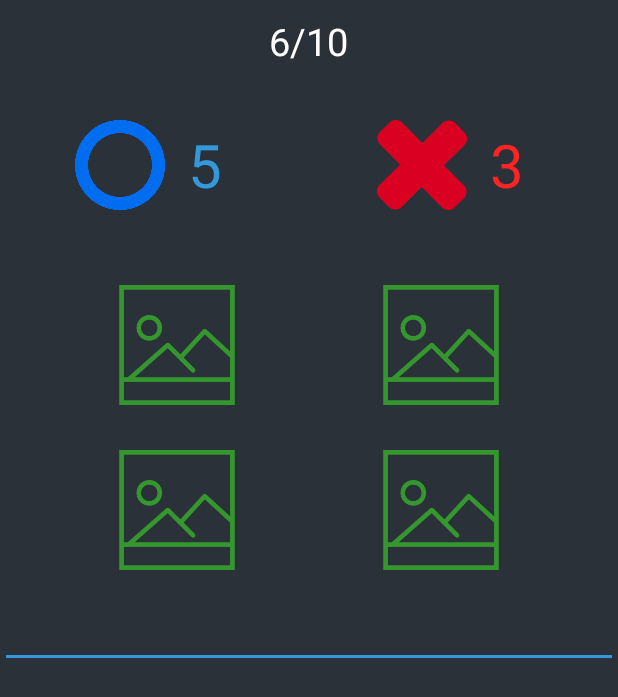
After one commit to rlawlstjd0077/Congvisible, an Android app: the layout activity_game_receiver.xml on its own in the app's theme, with its tools: preview values and no code run, on a phone screen of 412 x 824 dp. The commit adds this screen. Shown: the top 697 px of the screen. Run offline under Robolectric (Android 15) with nearby library versions, the phone set to English and light mode, and no system bars.

Commit message:
game_receiver

```diff
--- /dev/null
+++ b/CongVisible/app/src/main/res/layout/activity_game_receiver.xml
@@ -0,0 +1,181 @@
+<?xml version="1.0" encoding="utf-8"?>
+<RelativeLayout xmlns:android="http://schemas.android.com/apk/res/android"
+    xmlns:tools="http://schemas.android.com/tools"
+    android:layout_width="match_parent"
+    android:layout_height="match_parent"
+    tools:context="com.example.a10312.congvisible.MainActivity">
+
+    <LinearLayout
+        android:layout_width="match_parent"
+        android:layout_height="match_parent"
+        android:background="@color/colorPrimary"
+        android:orientation="vertical">
+
+        <RelativeLayout
+            android:layout_width="match_parent"
+            android:layout_height="60dp">
+
+            <TextView
+                android:layout_width="wrap_content"
+                android:layout_height="match_parent"
+                android:layout_centerInParent="true"
+                android:layout_marginTop="20dp"
+                android:text="6/10"
+                android:textColor="@color/colorWhite"
+                android:textSize="25dp" />
+        </RelativeLayout>
+
+        <LinearLayout
+            android:layout_marginTop="20dp"
+            android:layout_width="match_parent"
+            android:layout_height="80dp"
+            android:orientation="horizontal">
+
+            <RelativeLayout
+                android:layout_marginLeft="50dp"
+                android:layout_width="wrap_content"
+                android:layout_height="wrap_content"
+                android:layout_weight="1">
+
+                <RelativeLayout
+                    android:layout_width="220dp"
+                    android:layout_height="wrap_content">
+
+                    <ImageView
+                        android:id="@+id/profile"
+                        android:layout_width="60dp"
+                        android:layout_height="60dp"
+                        android:background="@drawable/circle" />
+
+                    <TextView
+                        android:layout_width="wrap_content"
+                        android:layout_height="wrap_content"
+                        android:layout_toRightOf="@id/profile"
+                        android:layout_centerInParent="true"
+                        android:text="5"
+                        android:layout_marginLeft="15dp"
+                        android:textColor="@color/colorAccent"
+                        android:textSize="40dp" />
+                </RelativeLayout>
+
+            </RelativeLayout>
+
+            <RelativeLayout
+                android:layout_width="wrap_content"
+                android:layout_height="wrap_content"
+                android:layout_marginLeft="40dp"
+                android:layout_weight="1">
+
+                <RelativeLayout
+                    android:layout_width="220dp"
+                    android:layout_height="wrap_content">
+
+                    <ImageView
+                        android:id="@+id/search"
+                        android:layout_width="60dp"
+                        android:layout_height="60dp"
+                        android:background="@drawable/wrong" />
+
+                    <TextView
+                        android:layout_marginLeft="15dp"
+                        android:layout_width="wrap_content"
+                        android:layout_height="wrap_content"
+                        android:layout_toRightOf="@id/search"
+                        android:layout_centerInParent="true"
+                        android:text="3"
+                        android:textColor="@color/colorRed"
+                        android:textSize="40dp" />
+                </RelativeLayout>
+            </RelativeLayout>
+        </LinearLayout>
+        <LinearLayout
+            android:layout_marginTop="-20dp"
+            android:layout_width="match_parent"
+            android:layout_height="260dp"
+            android:orientation="vertical">
+            <LinearLayout
+                android:layout_width="match_parent"
+                android:layout_height="wrap_content"
+                android:layout_marginBottom="30dp"
+                android:layout_marginTop="50dp">
+                <LinearLayout
+                    android:layout_marginLeft="30dp"
+                    android:layout_weight="1"
+                    android:layout_width="wrap_content"
+                    android:layout_height="wrap_content">
+                    <RelativeLayout
+                        android:layout_width="match_parent"
+                        android:layout_height="match_parent">
+                        <ImageView
+                            android:id="@+id/first"
+                            android:layout_centerInParent="true"
+                            android:layout_width="80dp"
+                            android:layout_height="80dp"
+                            android:background="@drawable/picture"/>
+                    </RelativeLayout>
+
+                </LinearLayout>
+                <LinearLayout
+                    android:layout_marginRight="30dp"
+                    android:layout_weight="1"
+                    android:layout_width="wrap_content"
+                    android:layout_height="wrap_content">
+                    <RelativeLayout
+                        android:layout_width="match_parent"
+                        android:layout_height="wrap_content">
+                        <ImageView
+                            android:id="@+id/second"
+                            android:layout_centerInParent="true"
+                            android:layout_width="80dp"
+                            android:layout_height="80dp"
+                            android:background="@drawable/picture"/>
+                    </RelativeLayout>
+                </LinearLayout>
+            </LinearLayout>
+            <LinearLayout
+                android:layout_width="match_parent"
+                android:layout_height="wrap_content">
+                <LinearLayout
+                    android:layout_marginLeft="30dp"
+                    android:layout_weight="1"
+                    android:layout_width="wrap_content"
+                    android:layout_height="wrap_content">
+                    <RelativeLayout
+                        android:layout_width="match_parent"
+                        android:layout_height="match_parent">
+                        <ImageView
+                            android:id="@+id/third"
+                            android:layout_centerInParent="true"
+                            android:layout_width="80dp"
+                            android:layout_height="80dp"
+                            android:background="@drawable/picture"/>
+                    </RelativeLayout>
+
+                </LinearLayout>
+                <LinearLayout
+                    android:layout_marginRight="30dp"
+                    android:layout_weight="1"
+                    android:layout_width="wrap_content"
+                    android:layout_height="wrap_content">
+                    <RelativeLayout
+                        android:layout_width="match_parent"
+                        android:layout_height="wrap_content">
+                        <ImageView
+                            android:id="@+id/fourth"
+                            android:layout_centerInParent="true"
+                            android:layout_width="80dp"
+                            android:layout_height="80dp"
+                            android:background="@drawable/picture"/>
+                    </RelativeLayout>
+                </LinearLayout>
+            </LinearLayout>
+        </LinearLayout>
+        <RelativeLayout
+            android:layout_width="match_parent"
+            android:layout_height="match_parent">
+            <EditText
+                android:layout_width="match_parent"
+                android:layout_height="wrap_content"/>
+        </RelativeLayout>
+    </LinearLayout>
+</RelativeLayout>
--- a/CongVisible/app/src/main/res/layout/activity_main.xml
+++ b/CongVisible/app/src/main/res/layout/activity_main.xml
@@ -21,7 +21,7 @@
                 <TextView
                     android:layout_width="wrap_content"
                     android:layout_height="wrap_content"
-                    android:textColor="@color/colorAccent"
+                    android:textColor="@color/colorWhite"
                     android:textSize="60dp"
                     android:layout_centerInParent="true"
                     android:text="Guess!"/>
@@ -79,7 +79,7 @@
                         <TextView
                             android:layout_width="wrap_content"
                             android:layout_height="wrap_content"
-                            android:textColor="@color/colorAccent"
+                            android:textColor="@color/colorRed"
                             android:layout_below="@id/search"
                             android:layout_marginTop="10dp"
                             android:layout_centerInParent="true"
@@ -106,7 +106,7 @@
                             android:background="@drawable/trophy"
                             android:layout_centerInParent="true"/>
                         <TextView
-                            android:textColor="@color/colorAccent"
+                            android:textColor="@color/colorYellow"
                             android:layout_marginTop="10dp"
                             android:textSize="18dp"
                             android:layout_centerInParent="true"
@@ -133,7 +133,7 @@
                         <TextView
                             android:layout_width="wrap_content"
                             android:layout_height="wrap_content"
-                            android:textColor="@color/colorAccent"
+                            android:textColor="@color/colorGreen"
                             android:layout_marginTop="10dp"
                             android:layout_centerInParent="true"
                             android:text="Record"
--- a/CongVisible/app/src/main/res/layout/activity_profile.xml
+++ b/CongVisible/app/src/main/res/layout/activity_profile.xml
@@ -14,11 +14,16 @@
             android:layout_width="match_parent"
             android:layout_height="250dp">
             <ImageView
+                android:layout_width="wrap_content"
+                android:layout_height="wrap_content"
+                android:id="@+id/edit"
+                />
+            <ImageView
             android:id="@+id/profile"
             android:layout_centerInParent="true"
             android:layout_width="160dp"
             android:layout_height="match_parent"
-            android:background="@drawable/Profile"
+            android:background="@drawable/profile"
             android:layout_marginTop="100dp"/>
             <TextView
                 android:layout_width="wrap_content"
--- a/CongVisible/app/src/main/res/values/colors.xml
+++ b/CongVisible/app/src/main/res/values/colors.xml
@@ -4,4 +4,7 @@
     <color name="colorPrimaryDark">#303F9F</color>
     <color name="colorAccent">#3498db</color>
     <color name="colorWhite">#FFFFFF</color>
+    <color name="colorRed">#ff2424</color>
+    <color name="colorYellow">#ffff24</color>
+    <color name="colorGreen">#00b700</color>
 </resources>
```
Also changed, not shown: CongVisible/app/src/main/res/drawable-hdpi/ic_mode_edit_white_24dp.png (added), CongVisible/app/src/main/res/drawable-mdpi/ic_mode_edit_white_24dp.png (added), CongVisible/app/src/main/res/drawable-xhdpi/ic_mode_edit_white_24dp.png (added), CongVisible/app/src/main/res/drawable-xxhdpi/ic_mode_edit_white_24dp.png (added), CongVisible/app/src/main/res/drawable-xxxhdpi/ic_mode_edit_white_24dp.png (added), CongVisible/app/src/main/res/drawable/circle.png (added), CongVisible/app/src/main/res/drawable/edit.png (added), CongVisible/app/src/main/res/drawable/wrong.png (added).
